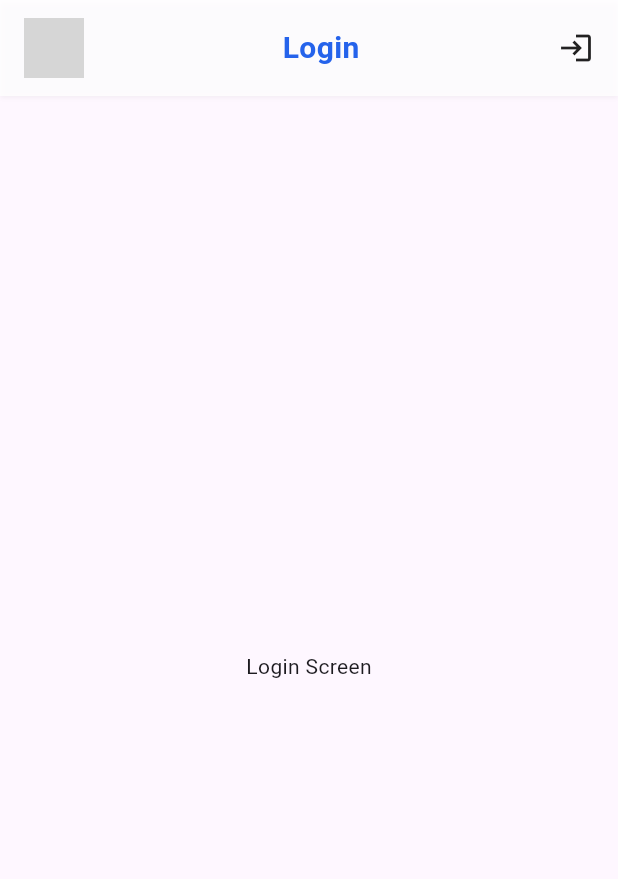
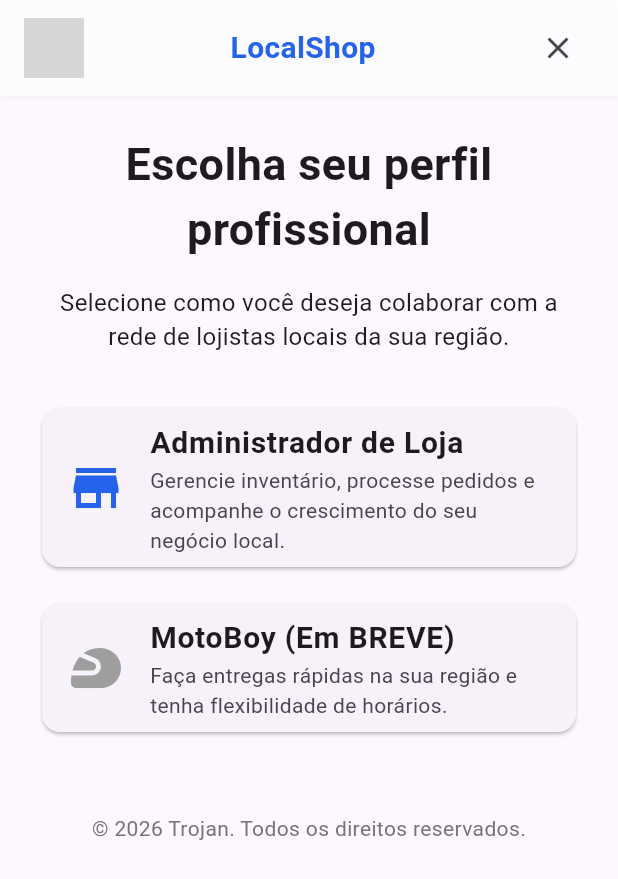
Before and after one commit to Francisco-Simoes-Oliveira/LocalShop, a Flutter app: the screen it shows after launch, after a tap on "Sou Colaborador", on a phone screen of 412 x 824 dp. Shown: the top 879 px of the screen. Run offline on Flutter 3.47's test engine with Material 3 defaults, Android fonts, the phone set to English and light mode, and no system bars; grey boxes are pictures that could not be loaded.

Commit message:
feat: adicionar telas de colaboração e login, melhorar navegação e estrutura de rotas

```diff
--- a/lib/features/auth/screens/collaboratoTypeScreen.dart
+++ b/lib/features/auth/screens/collaboratoTypeScreen.dart
@@ -0,0 +1,67 @@
+import 'package:flutter/material.dart';
+import 'package:shoplocal/core/widgets/custom_appBar.dart';
+import 'package:shoplocal/features/auth/widgets/UserRoleSelectionCard.dart';
+import 'package:shoplocal/routes/routes.dart';
+
+class Collaboratotypescreen extends StatelessWidget {
+  const Collaboratotypescreen({super.key});
+
+  @override
+  Widget build(BuildContext context) {
+    return Scaffold(
+      appBar: CustomHeader(
+        actions: [
+          IconButton(
+            icon: const Icon(Icons.close),
+            onPressed: () => Navigator.of(context).pop(),
+          ),
+        ],
+      ),
+      body: SingleChildScrollView(
+        padding: const EdgeInsets.symmetric(horizontal: 24),
+        child: Form(
+          child: Column(
+            crossAxisAlignment: CrossAxisAlignment.center,
+            children: [
+              const SizedBox(height: 24),
+              Text(
+                'Escolha seu perfil profissional',
+                textAlign: TextAlign.center,
+                style: TextStyle(fontSize: 30, fontWeight: FontWeight.bold),
+              ),
+              const SizedBox(height: 16),
+              Text(
+                'Selecione como você deseja colaborar com a rede de lojistas locais da sua região.',
+                textAlign: TextAlign.center,
+                style: TextStyle(fontSize: 16),
+              ),
+              const SizedBox(height: 32),
+              Userroleselectioncard(
+                title: 'Administrador de Loja',
+                description:
+                    'Gerencie inventário, processe pedidos e acompanhe o crescimento do seu negócio local.',
+                icon: Icons.store,
+                routeName: Routes.login,
+              ),
+              const SizedBox(height: 16),
+              Userroleselectioncard(
+                title: 'MotoBoy (Em BREVE)',
+                description:
+                    'Faça entregas rápidas na sua região e tenha flexibilidade de horários.',
+                icon: Icons.sports_motorsports,
+                routeName: Routes.collaboratorType,
+                cor: Colors.grey,
+              ),
+              const SizedBox(height: 50),
+              Text(
+                '© 2026 Trojan. Todos os direitos reservados.',
+                textAlign: TextAlign.center,
+                style: TextStyle(fontSize: 14, color: Colors.grey[600]),
+              ),
+            ],
+          ),
+        ),
+      ),
+    );
+  }
+}
--- a/lib/features/auth/screens/loginScreen.dart
+++ b/lib/features/auth/screens/loginScreen.dart
@@ -7,8 +7,37 @@ class LoginScreen extends StatelessWidget {
   @override
   Widget build(BuildContext context) {
     return Scaffold(
-      appBar: const CustomHeader(title: 'Login', actions: [Icon(Icons.login)]),
-      body: const Center(child: Text('Login Screen')),
+      appBar: CustomHeader(
+        actions: [
+          IconButton(
+            icon: Icon(Icons.arrow_back),
+            onPressed: () => Navigator.of(context).pop(),
+          ),
+        ],
+      ),
+      body: SingleChildScrollView(
+        padding: const EdgeInsets.symmetric(horizontal: 24),
+        child: Form(
+          child: Column(
+            crossAxisAlignment: CrossAxisAlignment.center,
+            children: [
+              const SizedBox(height: 24),
+              Text(
+                'LocalShop',
+                textAlign: TextAlign.center,
+                style: TextStyle(fontSize: 30, fontWeight: FontWeight.bold),
+              ),
+              const SizedBox(height: 16),
+              Text(
+                'Bem-vindo de volta ao seu comércio local.',
+                textAlign: TextAlign.center,
+                style: TextStyle(fontSize: 16),
+              ),
+              const SizedBox(height: 32),
+            ],
+          ),
+        ),
+      ),
     );
   }
 }
--- a/lib/features/auth/screens/profileSelectionScreen.dart
+++ b/lib/features/auth/screens/profileSelectionScreen.dart
@@ -10,7 +10,7 @@ class Profileselectionscreen extends StatelessWidget {
   Widget build(BuildContext context) {
     return Scaffold(
       appBar: const CustomHeader(actions: [Icon(Icons.info_outline)]),
-      body: Padding(
+      body: SingleChildScrollView(
         padding: const EdgeInsets.symmetric(horizontal: 24),
         child: Form(
           child: Column(
@@ -41,8 +41,14 @@ class Profileselectionscreen extends StatelessWidget {
                 title: 'Sou Colaborador',
                 description:
                     'Quero gerenciar meu catálogo, atender pedidos de clientes locais e expandir o alcance da minha loja física.',
-                icon: Icons.store,
-                routeName: Routes.login,
+                icon: Icons.store_outlined,
+                routeName: Routes.collaboratorType,
+              ),
+              const SizedBox(height: 50),
+              Text(
+                '© 2026 Trojan. Todos os direitos reservados.',
+                textAlign: TextAlign.center,
+                style: TextStyle(fontSize: 14, color: Colors.grey[600]),
               ),
             ],
           ),
--- a/lib/features/auth/widgets/UserRoleSelectionCard.dart
+++ b/lib/features/auth/widgets/UserRoleSelectionCard.dart
@@ -4,6 +4,7 @@ class Userroleselectioncard extends StatelessWidget {
   final String title;
   final String description;
   final IconData icon;
+  final Color cor;
   final String routeName;
 
   const Userroleselectioncard({
@@ -12,13 +13,14 @@ class Userroleselectioncard extends StatelessWidget {
     required this.description,
     required this.icon,
     required this.routeName,
+    this.cor = const Color(0xFF2563EB),
   });
 
   @override
   Widget build(BuildContext context) {
     return Card(
       child: ListTile(
-        leading: Icon(icon, color: Color(0xFF2563EB), size: 40),
+        leading: Icon(icon, color: cor, size: 40),
         title: Text(
           title,
           style: TextStyle(fontSize: 20, fontWeight: FontWeight.bold),
--- a/lib/main.dart
+++ b/lib/main.dart
@@ -1,6 +1,5 @@
 import 'package:flutter/material.dart';
 
-import 'package:shoplocal/features/home/screens/homeScreen.dart';
 import 'package:shoplocal/routes/routes.dart';
 
 void main() {
--- a/lib/routes/routes.dart
+++ b/lib/routes/routes.dart
@@ -1,13 +1,16 @@
 import 'package:flutter/material.dart';
+import 'package:shoplocal/features/auth/screens/collaboratoTypeScreen.dart';
 import 'package:shoplocal/features/auth/screens/profileSelectionScreen.dart';
 import 'package:shoplocal/features/auth/screens/loginScreen.dart';
 
 class Routes {
   static String profileSelection = '/';
+  static String collaboratorType = '/collaborator-type';
   static String login = '/login';
 
   static Map<String, WidgetBuilder> get routes => {
     profileSelection: (context) => const Profileselectionscreen(),
+    collaboratorType: (context) => const Collaboratotypescreen(),
     login: (context) => const LoginScreen(),
   };
 }
```
